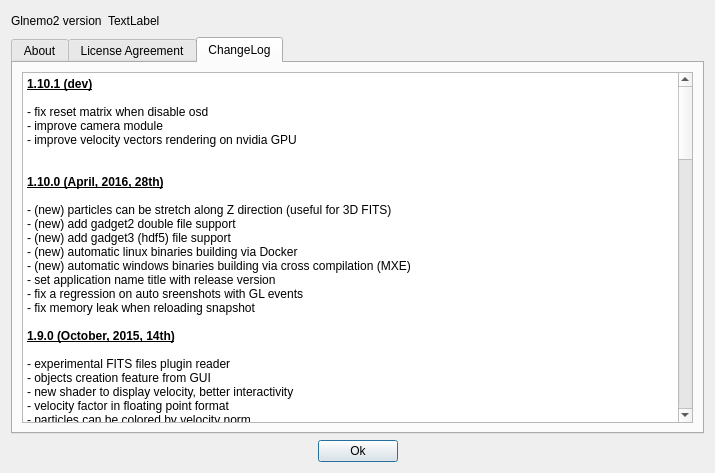
The window that src/formabout.ui (jcldc/glnemo2) describes before a commit, drawn with Qt 5.
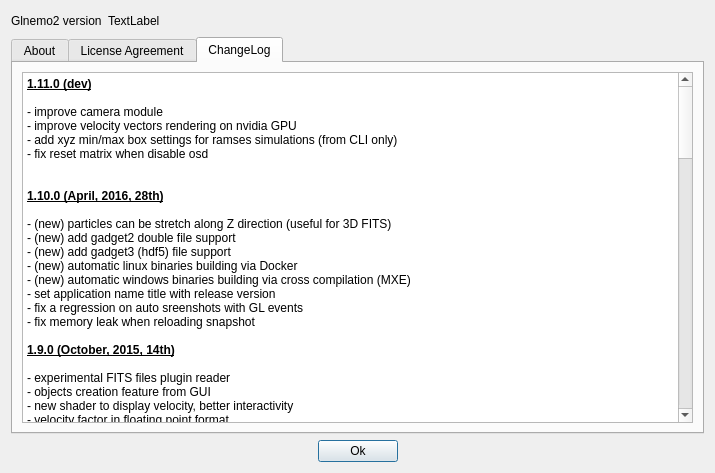
The same window after the commit. Icons and pictures are not drawn.

```diff
--- a/src/formabout.ui
+++ b/src/formabout.ui
@@ -1027,11 +1027,12 @@
 &lt;table border=&quot;0&quot; style=&quot;-qt-table-type: root; margin-top:4px; margin-bottom:4px; margin-left:4px; margin-right:4px;&quot;&gt;
 &lt;tr&gt;
 &lt;td style=&quot;border: none;&quot;&gt;
-&lt;p style=&quot; margin-top:0px; margin-bottom:0px; margin-left:0px; margin-right:0px; -qt-block-indent:0; text-indent:0px;&quot;&gt;&lt;span style=&quot; font-weight:600; text-decoration: underline;&quot;&gt;1.10.1 (dev)&lt;/span&gt;&lt;/p&gt;
+&lt;p style=&quot; margin-top:0px; margin-bottom:0px; margin-left:0px; margin-right:0px; -qt-block-indent:0; text-indent:0px;&quot;&gt;&lt;span style=&quot; font-weight:600; text-decoration: underline;&quot;&gt;1.11.0 (dev)&lt;/span&gt;&lt;/p&gt;
 &lt;p style=&quot;-qt-paragraph-type:empty; margin-top:0px; margin-bottom:0px; margin-left:0px; margin-right:0px; -qt-block-indent:0; text-indent:0px;&quot;&gt;&lt;br /&gt;&lt;/p&gt;
-&lt;p style=&quot; margin-top:0px; margin-bottom:0px; margin-left:0px; margin-right:0px; -qt-block-indent:0; text-indent:0px;&quot;&gt;- fix reset matrix when disable osd&lt;/p&gt;
 &lt;p style=&quot; margin-top:0px; margin-bottom:0px; margin-left:0px; margin-right:0px; -qt-block-indent:0; text-indent:0px;&quot;&gt;- improve camera module&lt;/p&gt;
-&lt;p style=&quot; margin-top:0px; margin-bottom:0px; margin-left:0px; margin-right:0px; -qt-block-indent:0; text-indent:0px;&quot;&gt;- improve velocity vectors rendering on nvidia GPU&lt;br /&gt;&lt;/p&gt;
+&lt;p style=&quot; margin-top:0px; margin-bottom:0px; margin-left:0px; margin-right:0px; -qt-block-indent:0; text-indent:0px;&quot;&gt;- improve velocity vectors rendering on nvidia GPU&lt;/p&gt;
+&lt;p style=&quot; margin-top:0px; margin-bottom:0px; margin-left:0px; margin-right:0px; -qt-block-indent:0; text-indent:0px;&quot;&gt;- add xyz min/max box settings for ramses simulations (from CLI only)&lt;/p&gt;
+&lt;p style=&quot; margin-top:0px; margin-bottom:0px; margin-left:0px; margin-right:0px; -qt-block-indent:0; text-indent:0px;&quot;&gt;- fix reset matrix when disable osd&lt;br /&gt;&lt;/p&gt;
 &lt;p style=&quot;-qt-paragraph-type:empty; margin-top:0px; margin-bottom:0px; margin-left:0px; margin-right:0px; -qt-block-indent:0; text-indent:0px; font-weight:600; text-decoration: underline;&quot;&gt;&lt;br /&gt;&lt;/p&gt;
 &lt;p style=&quot; margin-top:0px; margin-bottom:0px; margin-left:0px; margin-right:0px; -qt-block-indent:0; text-indent:0px;&quot;&gt;&lt;span style=&quot; font-weight:600; text-decoration: underline;&quot;&gt;1.10.0 (April, 2016, 28th)&lt;/span&gt;&lt;/p&gt;
 &lt;p style=&quot;-qt-paragraph-type:empty; margin-top:0px; margin-bottom:0px; margin-left:0px; margin-right:0px; -qt-block-indent:0; text-indent:0px;&quot;&gt;&lt;br /&gt;&lt;/p&gt;
```
